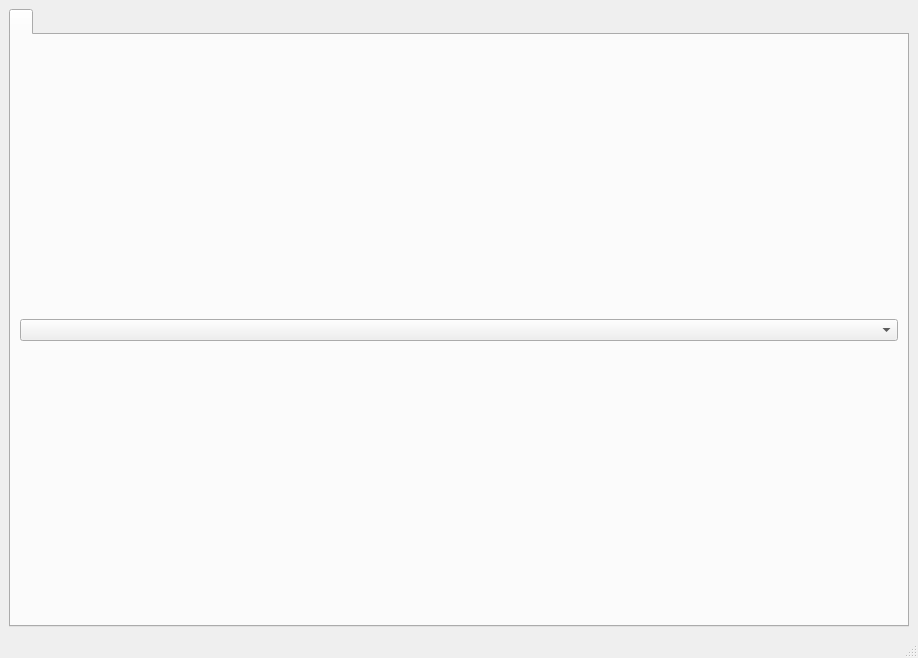
Above: image_window.ui from ScopeFoundry/HW_attocube_anc150 before the change. Below: the same form after it.
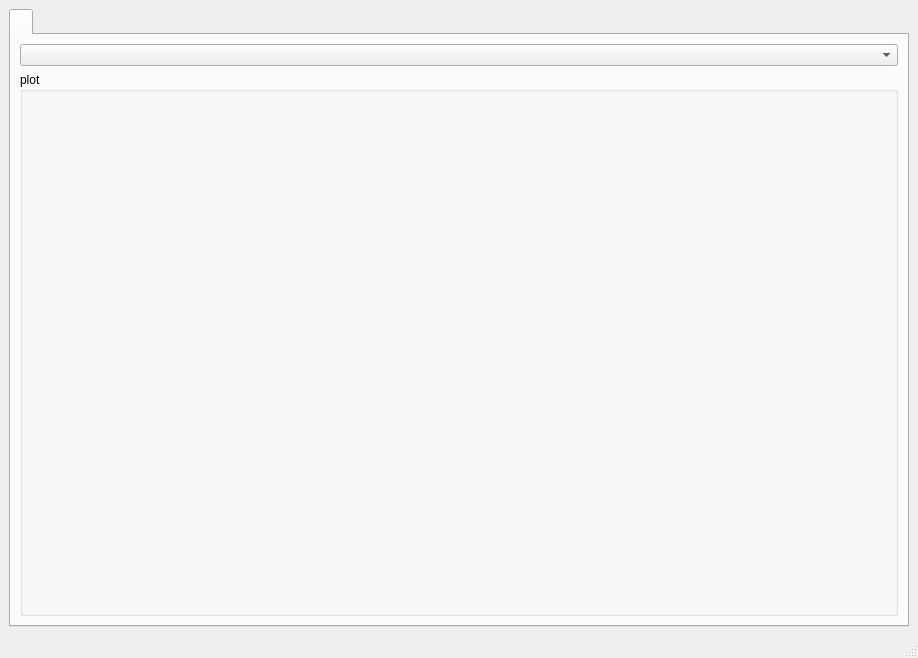
That is the form after the change.

Commit message: -added multiple window display function

The edit to the form file:
```diff
--- a/image_window.ui
+++ b/image_window.ui
@@ -35,7 +35,15 @@
          <widget class="QComboBox" name="comboBox"/>
         </item>
         <item>
-         <layout class="QVBoxLayout" name="plot_container"/>
+         <layout class="QVBoxLayout" name="plot_container">
+          <item>
+           <widget class="QGroupBox" name="plot_widget">
+            <property name="title">
+             <string>plot</string>
+            </property>
+           </widget>
+          </item>
+         </layout>
         </item>
        </layout>
       </widget>
```
Left out of the diff: 2 changed lines with no effect on the pictures. The commit also changes 5 other files.
